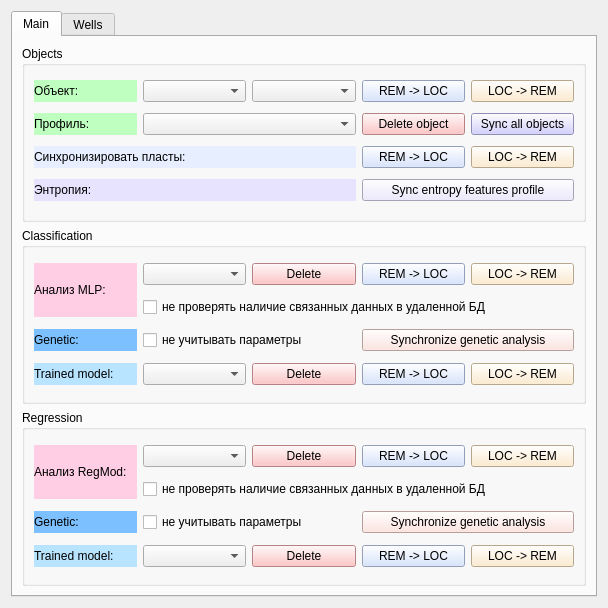
The window that qt/rem_db_window.ui (idergunoff/geovel_1.0) describes before a commit, drawn with Qt 5.
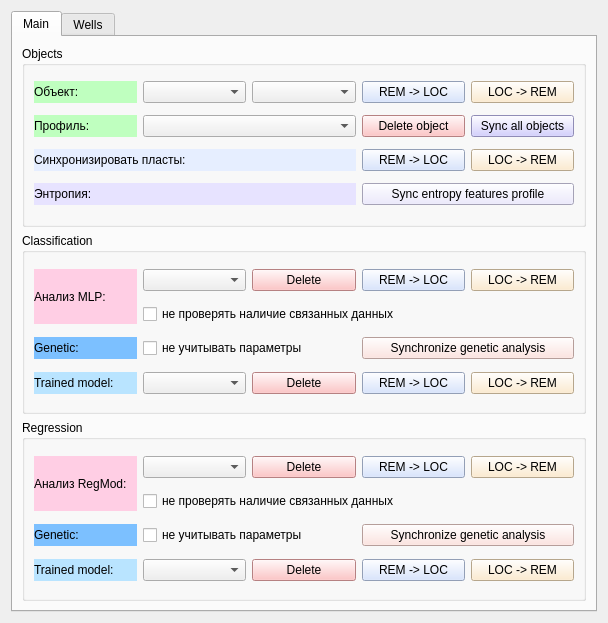
The same window after the commit.

Commit message: checkBox_dont_check_dependencies for clas and reg load

The edit to the form file:
```diff
--- a/qt/rem_db_window.ui
+++ b/qt/rem_db_window.ui
@@ -7,7 +7,7 @@
     <x>0</x>
     <y>0</y>
     <width>608</width>
-    <height>608</height>
+    <height>623</height>
    </rect>
   </property>
   <property name="windowTitle">
@@ -325,7 +325,7 @@
           <item row="1" column="1" colspan="4">
            <widget class="QCheckBox" name="checkBox_dont_check_dependencies">
             <property name="text">
-             <string>не проверять наличие связанных данных в удаленной БД</string>
+             <string>не проверять наличие связанных данных</string>
             </property>
            </widget>
           </item>
@@ -466,7 +466,7 @@
           <item row="1" column="1" colspan="4">
            <widget class="QCheckBox" name="checkBox_dont_check_reg_dependencies">
             <property name="text">
-             <string>не проверять наличие связанных данных в удаленной БД</string>
+             <string>не проверять наличие связанных данных</string>
             </property>
            </widget>
           </item>
```
The commit also changes 2 other files.
